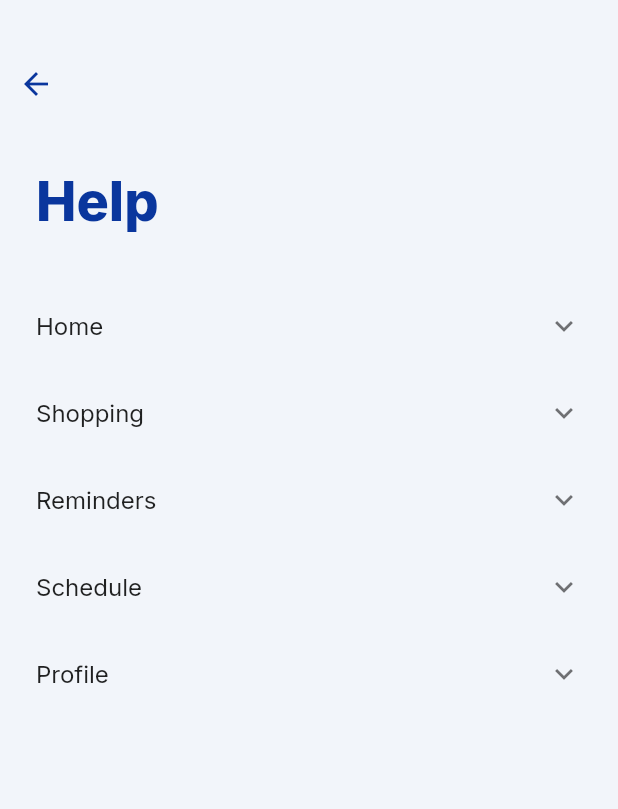
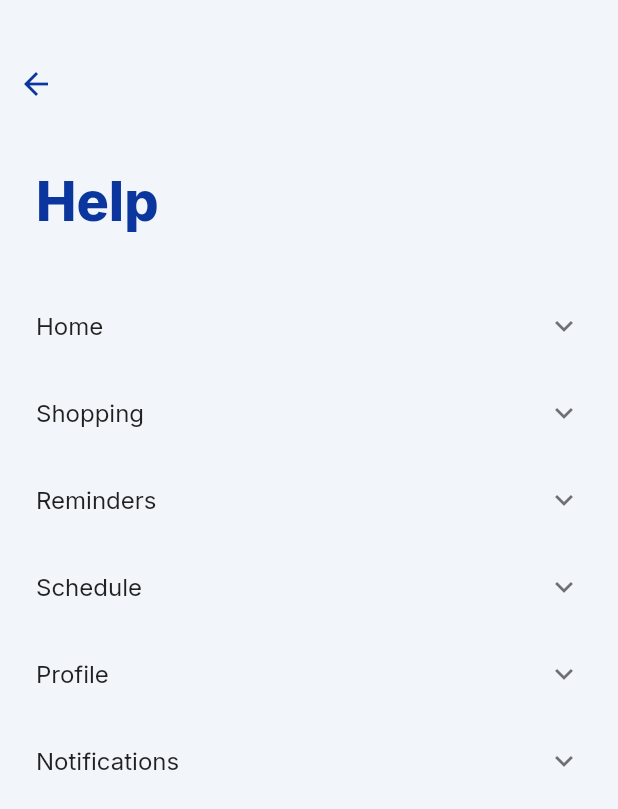
Before and after one commit to y0naa/familist_2, a Flutter app: the Info screen opened by its route, on a phone screen of 412 x 824 dp. Shown: the top 809 px of the screen. Run offline on Flutter 3.47's test engine with Material 2 defaults, Android fonts, the phone set to English and light mode, and no system bars; our stand-ins replace animated_text_kit, cloud_firestore, connectivity_plus, curved_navigation_bar, dropdown_button2, firebase_auth and 12 more; missing offline and left inert: qr_code_scanner; accounts and stored records are empty.

Commit message:
feat: added help + red font for negative days

```diff
--- a/lib/main.dart
+++ b/lib/main.dart
@@ -3,6 +3,7 @@ import 'dart:async';
 import 'package:connectivity_plus/connectivity_plus.dart';
 import 'package:familist_2/constants.dart';
 import 'package:familist_2/utils/auth.dart';
+import 'package:familist_2/utils/modules/schedule_helper.dart';
 import 'package:familist_2/utils/notif.dart';
 import 'package:familist_2/utils/modules/reminders_helper.dart';
 import 'package:familist_2/utils/route.dart';
@@ -19,6 +20,7 @@ void main() async {
   await Firebase.initializeApp();
   if (Auth().currentUser != null) {
     NotificationApi.initNotif();
+    ScheduleHelper().setEventsNotif();
     RemindersHelpers().setReminderNotif();
     RemindersHelpers().setBillsNotif();
   }
--- a/lib/screens/info.dart
+++ b/lib/screens/info.dart
@@ -512,9 +512,45 @@ class Info extends StatelessWidget {
                                   ),
                                 ),
                               ),
-                            )
+                            ),
                           ],
                         ),
+                        ExpansionTile(
+                          tilePadding: const EdgeInsets.all(0),
+                          title: const Text("Notifications"),
+                          children: [
+                            Container(
+                              padding: const EdgeInsets.symmetric(vertical: 10),
+                              child: RichText(
+                                textAlign: TextAlign.justify,
+                                text: TextSpan(
+                                  children: const [
+                                    TextSpan(
+                                      text:
+                                          "Notifications will be sent to remind user about ",
+                                    ),
+                                    TextSpan(
+                                      text: "their own ",
+                                      style: TextStyle(
+                                          fontWeight: FontWeight.bold),
+                                    ),
+                                    TextSpan(
+                                      text: "Events, Reminders, and Bills ",
+                                      style: TextStyle(
+                                        color: Colors.red,
+                                        fontWeight: FontWeight.bold,
+                                      ),
+                                    ),
+                                  ],
+                                  style: GoogleFonts.inter(
+                                    fontSize: 16,
+                                    color: sColor,
+                                  ),
+                                ),
+                              ),
+                            ),
+                          ],
+                        )
                       ],
                     ),
                   )
--- a/lib/widgets/reminders/bill.dart
+++ b/lib/widgets/reminders/bill.dart
@@ -4,12 +4,9 @@ import 'package:flutter/material.dart';
 import 'package:go_router/go_router.dart';
 import 'package:google_fonts/google_fonts.dart';
 import 'package:intl/intl.dart';
-import 'package:jiffy/jiffy.dart';
+
 import '../../utils/currency.dart';
 import '../../utils/modules/reminders_helper.dart';
-
-// ignore: todo
-// TODO: add deadline date
 
 class Bill extends StatefulWidget {
   final Map map;
```
Also changed, not shown: lib/screens/reminders/reminders_page.dart (+10 -2 lines), lib/utils/modules/schedule_helper.dart (+40 -0 lines).
